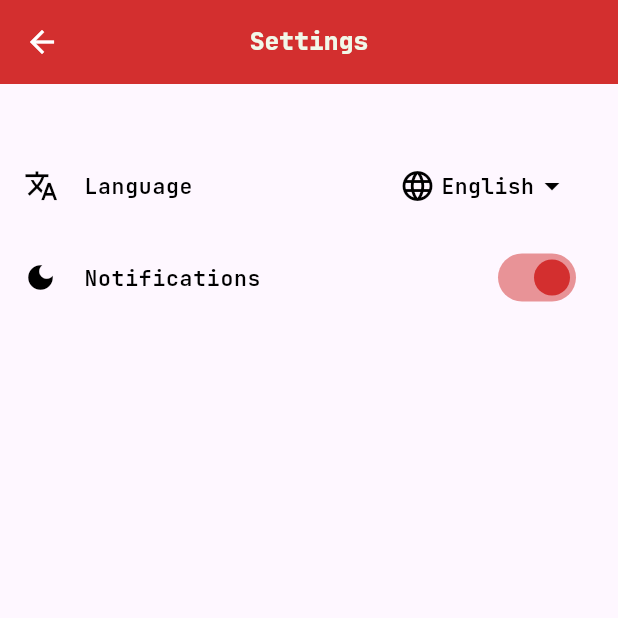
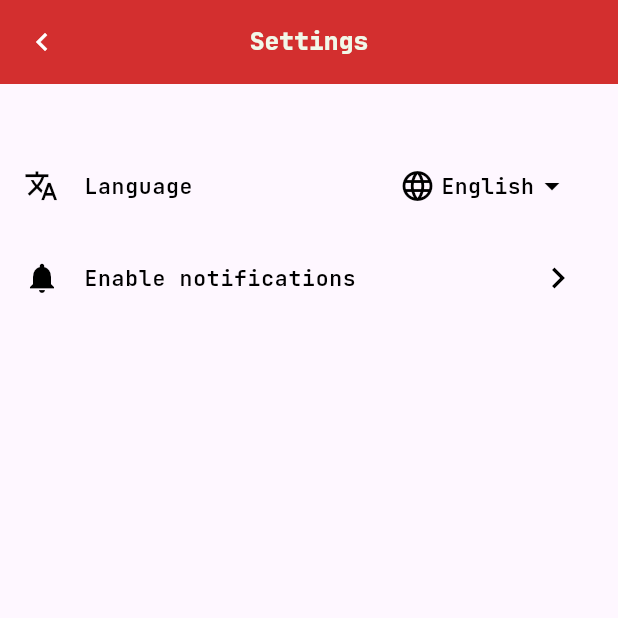
Before and after one commit to Victor-Zarzar/pdf-reader, a Flutter app: the SettingsPage screen opened directly, on a phone screen of 412 x 824 dp, the top half of it. Run offline on Flutter 3.47's test engine with Material 3 defaults, Android fonts, the phone set to English and light mode, and no system bars; our stand-ins replace easy_localization, file_picker, flutter_local_notifications, flutter_secure_storage, flutter_svg, google_fonts and 3 more; missing offline and left inert: app_settings, syncfusion_flutter_pdfviewer; accounts and stored records are empty.

Commit message:
Update settings and add sentry

```diff
--- a/assets/translations/en-US.json
+++ b/assets/translations/en-US.json
@@ -30,5 +30,7 @@
     "language": "Language",
     "english": "English",
     "portuguese": "Portuguese",
-    "spanish": "Spanish"
+    "spanish": "Spanish",
+    "information_icon": "Information icon",
+    "enable_notifications": "Enable notifications"
 }
--- a/assets/translations/es.json
+++ b/assets/translations/es.json
@@ -30,5 +30,7 @@
     "language": "Idioma",
     "english": "Inglés",
     "portuguese": "Portugués",
-    "spanish": "Español"
+    "spanish": "Español",
+    "information_icon": "Icono de información",
+    "enable_notifications": "Activar notificaciones"
 }
--- a/assets/translations/pt-BR.json
+++ b/assets/translations/pt-BR.json
@@ -30,5 +30,7 @@
     "language": "Idioma",
     "english": "Inglês",
     "portuguese": "Português",
-    "spanish": "Espanhol"
+    "spanish": "Espanhol",
+    "information_icon": "Ícone de informação",
+    "enable_notifications": "Ativar notificações"
 }
--- a/lib/view/widget/responsive_extension.dart
+++ b/lib/features/repsonsive_extension.dart
@@ -1,7 +1,7 @@
 import 'package:flutter/material.dart';
 import 'package:google_fonts/google_fonts.dart';
 import 'package:pdf_reader/features/app_theme.dart';
-import 'package:pdf_reader/view/widget/responsive_text.dart';
+import 'package:pdf_reader/features/responsive_text.dart';
 
 extension ResponsiveTextStyle on BuildContext {
   // Heading Styles
--- a/lib/view/home_page.dart
+++ b/lib/view/home_page.dart
@@ -3,13 +3,14 @@ import 'package:easy_localization/easy_localization.dart';
 import 'package:flutter/material.dart';
 import 'package:pdf_reader/controller/locale_controller.dart';
 import 'package:pdf_reader/features/app_theme.dart';
+import 'package:pdf_reader/features/repsonsive_extension.dart';
 import 'package:pdf_reader/view/pdf_viewer.dart';
 import 'package:file_picker/file_picker.dart';
 import 'package:path_provider/path_provider.dart';
 import 'package:pdf_reader/view/settings_page.dart';
 import 'package:pdf_reader/view/widget/tab_bar.dart';
 import 'package:pdf_reader/view/widget/body_container.dart';
-import 'package:pdf_reader/view/widget/responsive_extension.dart';
+
 import 'package:provider/provider.dart';
 
 class HomePage extends StatefulWidget {
--- a/lib/view/settings_page.dart
+++ b/lib/view/settings_page.dart
@@ -5,7 +5,7 @@ import 'package:pdf_reader/controller/locale_controller.dart';
 import 'package:pdf_reader/controller/notification_controller.dart';
 import 'package:pdf_reader/features/app_assets.dart';
 import 'package:pdf_reader/features/app_theme.dart';
-import 'package:pdf_reader/view/widget/responsive_extension.dart';
+import 'package:pdf_reader/features/repsonsive_extension.dart';
 import 'package:provider/provider.dart';
 
 class SettingsPage extends StatefulWidget {
@@ -18,17 +18,29 @@ class SettingsPage extends StatefulWidget {
 class _SettingsPageState extends State<SettingsPage> {
   @override
   Widget build(BuildContext context) {
-    final notificationController = Provider.of<NotificationController>(context);
     double myHeight = MediaQuery.of(context).size.height;
     double myWidth = MediaQuery.of(context).size.width;
+    final Locale currentLocale = context.locale;
 
+    String currentLanguageKey;
+    if (currentLocale.languageCode == 'pt') {
+      currentLanguageKey = 'portuguese';
+    } else if (currentLocale.languageCode == 'es') {
+      currentLanguageKey = 'spanish';
+    } else {
+      currentLanguageKey = 'english';
+    }
+
+    return Consumer<NotificationController>(
+      builder: (context, notifier, child) {
         return Scaffold(
           appBar: AppBar(
             leading: IconButton(
-          icon: Icon(Icons.arrow_back, semanticLabel: 'button_return'.tr()),
-          onPressed: () {
-            Navigator.pop(context);
-          },
+              icon: Icon(
+                Icons.keyboard_arrow_left,
+                semanticLabel: 'button_return'.tr(),
+              ),
+              onPressed: () => Navigator.pop(context),
               tooltip: 'return'.tr(),
             ),
             iconTheme: IconThemeData(color: IconColor.secondaryColor),
@@ -62,7 +74,10 @@ class _SettingsPageState extends State<SettingsPage> {
                         children: [
                           Icon(Icons.language, color: IconColor.thirdColor),
                           const SizedBox(width: 4),
-                      Text('english'.tr(), style: context.bodyMediumFont),
+                          Text(
+                            currentLanguageKey.tr(),
+                            style: context.bodyMediumFont,
+                          ),
                           Icon(
                             Icons.arrow_drop_down,
                             color: IconColor.thirdColor,
@@ -76,8 +91,7 @@ class _SettingsPageState extends State<SettingsPage> {
                           listen: false,
                         ).changeLanguage(context, locale);
                       },
-                  itemBuilder:
-                      (BuildContext context) => [
+                      itemBuilder: (BuildContext context) => [
                         PopupMenuItem(
                           value: const Locale('en', 'US'),
                           child: Row(
@@ -139,25 +153,42 @@ class _SettingsPageState extends State<SettingsPage> {
                     ),
                   ),
                 ),
-            SizedBox(height: 5),
+
+                const SizedBox(height: 5),
+
                 ListTile(
-              title: Text('notifications'.tr(), style: context.bodyMediumFont),
-              trailing: Switch(
-                value: notificationController.notificationsEnabled,
-                onChanged: notificationController.toggleNotifications,
-                activeColor: SwitchColor.primaryColor,
-                inactiveTrackColor: SwitchColor.secondaryColor,
+                  leading: Icon(
+                    Icons.notifications,
+                    color: IconColor.thirdColor,
+                    semanticLabel: 'information_icon'.tr(),
                   ),
-              leading: Icon(
-                Icons.dark_mode,
-                color: IconColor.thirdColor,
-                semanticLabel: 'notifications_icon'.tr(),
-                size: 22,
+                  title: Text(
+                    'enable_notifications'.tr(),
+                    style: context.bodyMediumFont,
                   ),
+                  trailing: _buildTrailingArrow(),
+                  onTap: notifier.openSystemNotificationSettings,
                 ),
               ],
             ),
           ),
         );
+      },
+    );
+  }
+
+  Widget _buildTrailingArrow() {
+    return SizedBox(
+      width: 32,
+      height: 32,
+      child: Center(
+        child: Icon(
+          Icons.keyboard_arrow_right,
+          size: 28,
+          color: IconColor.thirdColor,
+          semanticLabel: "arrow_forward_icon".tr(),
+        ),
+      ),
+    );
   }
 }
--- a/lib/view/widget/tab_bar.dart
+++ b/lib/view/widget/tab_bar.dart
@@ -1,8 +1,8 @@
 import 'package:easy_localization/easy_localization.dart';
 import 'package:flutter/material.dart';
 import 'package:pdf_reader/features/app_theme.dart';
+import 'package:pdf_reader/features/repsonsive_extension.dart';
 import 'package:pdf_reader/view/about_page.dart';
-import 'package:pdf_reader/view/widget/responsive_extension.dart';
 
 class TabBarFooter extends StatelessWidget {
   const TabBarFooter({super.key});
```
Also changed, not shown: lib/controller/notification_controller.dart (+19 -17 lines), lib/main.dart (+10 -0 lines), lib/services/notification_service.dart (+55 -59 lines), lib/services/sentry_service.dart (added, +42 -0 lines), lib/view/about_page.dart (+5 -2 lines), lib/view/pdf_viewer.dart (+5 -2 lines), lib/view/widget/body_container.dart (+3 -5 lines), pubspec.yaml (+10 -1 lines), lib/features/responsive_text.dart (renamed from lib/view/widget/responsive_text.dart), pubspec.lock, 6 other files. Lines whose indentation alone changed are shown as unchanged.
